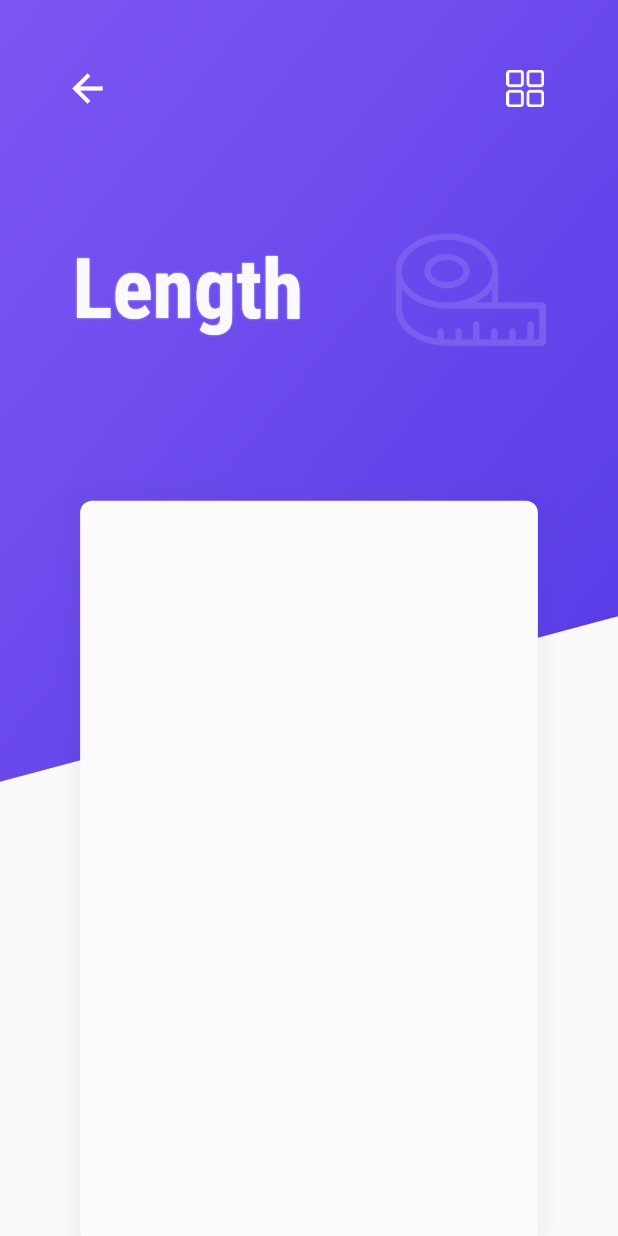
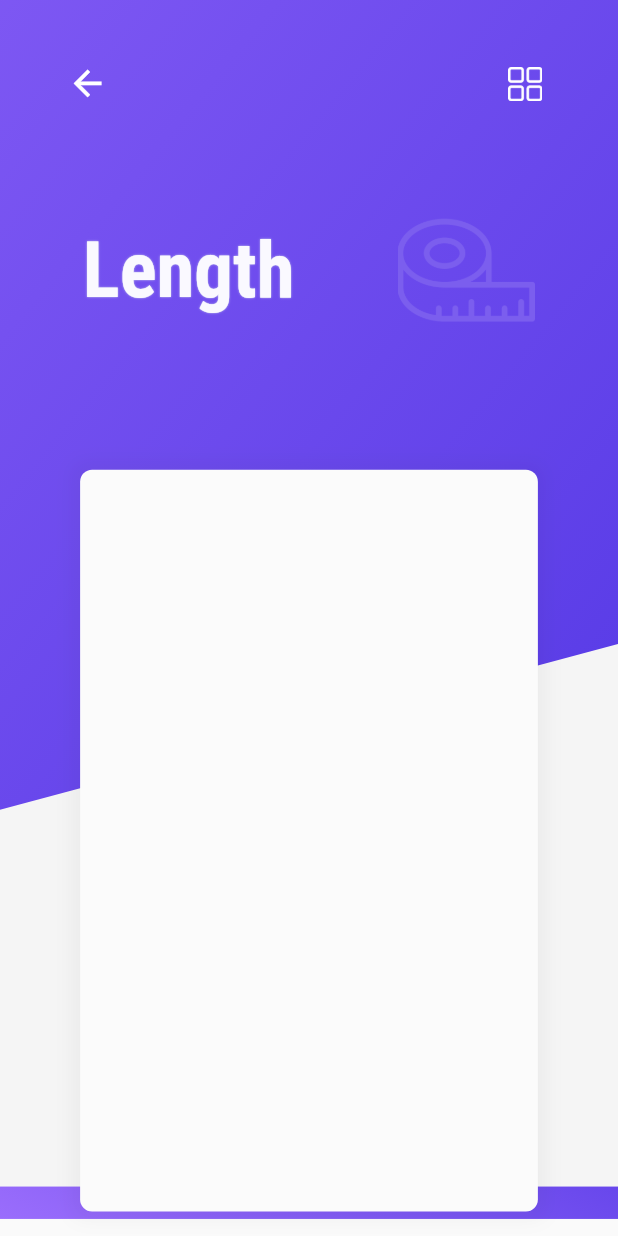
Before and after one commit to bharat-1809/Unito, a Flutter app: the screen it shows after launch, after a tap on "Length", on a phone screen of 412 x 824 dp. Run offline on Flutter 3.47's test engine with Material 2 defaults, Android fonts, the phone set to English and light mode, and no system bars; our stand-ins replace device_preview.

Commit message:
Update UI with DevicePreview

```diff
--- a/unit_converter_app/lib/component/category_tile.dart
+++ b/unit_converter_app/lib/component/category_tile.dart
@@ -19,6 +19,8 @@ class CategoryTile extends StatelessWidget {
 
   @override
   Widget build(BuildContext context) {
+    final height = MediaQuery.of(context).size.height;
+    final width = MediaQuery.of(context).size.width;
     void _openConverterRoute() {
       Navigator.push(context,
           MaterialPageRoute(builder: (BuildContext context) {
@@ -29,8 +31,8 @@ class CategoryTile extends StatelessWidget {
     return Padding(
       padding: _padding8,
       child: Container(
-        height: 145,
-        width: 135,
+        height: 0.16121346886912325798 * height,
+        width: 0.15009529860228717122 * height,
         decoration: BoxDecoration(
           color: _backgroundColor,
           borderRadius: _borderRadius,
@@ -46,7 +48,10 @@ class CategoryTile extends StatelessWidget {
         child: Material(
           color: Colors.transparent,
           child: InkWell(
-            onTap: () {_openConverterRoute();},
+            onTap: () {
+              _openConverterRoute();
+              print('Height: $height || Width: $width');
+            },
             borderRadius: _borderRadius,
             splashColor: _splashColor,
             highlightColor: _highlightColor,
@@ -55,21 +60,21 @@ class CategoryTile extends StatelessWidget {
               child: Column(
                 mainAxisAlignment: MainAxisAlignment.spaceEvenly,
                 children: [
-                  SizedBox(height: 2.0),
+                  SizedBox(height: 0.00222363405336721735 * height),
                   Padding(
                     padding: _padding8,
                     child: Image.asset(
                       category.iconLocation,
-                      height: 65,
-                      width: 65,
+                      height: 0.07226810673443456392 * height,
+                      width: 0.07226810673443456392 * height,
                     ),
                   ),
-                  SizedBox(height: 2.0),
+                  SizedBox(height: 0.00222363405336721735 * height),
                   Text(
                     category.name,
                     style: Theme.of(context).textTheme.caption,
                   ),
-                  SizedBox(height: 5.0),
+                  SizedBox(height: 0.00555908513341804338 * height),
                 ],
               ),
             ),
--- a/unit_converter_app/lib/main.dart
+++ b/unit_converter_app/lib/main.dart
@@ -3,7 +3,8 @@ import 'package:unitconverterapp/screens/category_screen.dart';
 import 'package:device_preview/device_preview.dart';
 
 void main() => runApp(
-  DevicePreview(builder: (context) => MyApp(),),
+  MyApp(),
+  // DevicePreview(builder: (context) => MyApp(),),
 );
 
 class MyApp extends StatelessWidget {
@@ -11,13 +12,14 @@ class MyApp extends StatelessWidget {
   @override
   Widget build(BuildContext context) {
     return MaterialApp(
-      locale: DevicePreview.of(context).locale,
-      builder: DevicePreview.appBuilder,
+      // locale: DevicePreview.of(context).locale,
+      // builder: DevicePreview.appBuilder,
       debugShowCheckedModeBanner: false,
       theme: Theme.of(context).copyWith(
         backgroundColor: Color(0xff3b3865),
         primaryColorLight: Color(0xff3b3865),
         primaryColorDark: Color(0xff9677ee),
+        canvasColor: Color(0xfff5f5f5),
         textTheme: Theme.of(context).textTheme.copyWith(
               headline: TextStyle(
                 fontFamily: 'Roboto_Con',
--- a/unit_converter_app/lib/screens/category_screen.dart
+++ b/unit_converter_app/lib/screens/category_screen.dart
@@ -30,20 +30,6 @@ class _CategoryScreenState extends State<CategoryScreen> {
     'assets/icons/currency1.png',
   ];
 
-  final _headText = TextStyle(
-    fontFamily: 'Roboto_Con',
-    fontSize: 50,
-    fontWeight: FontWeight.bold,
-    color: Color(0xff1d2440),
-    shadows: [
-      Shadow(
-        color: Color(0xffd6e0e9),
-        offset: Offset(0.0, 0.0),
-        blurRadius: 15,
-      ),
-    ],
-  );
-
   @override
   void initState() {
     super.initState();
@@ -58,8 +44,8 @@ class _CategoryScreenState extends State<CategoryScreen> {
 
   @override
   Widget build(BuildContext context) {
-
     final width = MediaQuery.of(context).size.width;
+    final height = MediaQuery.of(context).size.height;
     Widget _buildPortraitView() {
       return GridView.count(
         crossAxisCount: 2,
@@ -76,32 +62,36 @@ class _CategoryScreenState extends State<CategoryScreen> {
         child: Column(
           mainAxisAlignment: MainAxisAlignment.start,
           children: <Widget>[
-            SizedBox(height: 35),
+            SizedBox(height: 0.03891359593392630365 * height),
             Row(
               mainAxisAlignment: MainAxisAlignment.spaceEvenly,
               children: <Widget>[
                 SizedBox(width: width / 50),
                 Icon(
                   Icons.brightness_medium,
-                  size: 30,
+                  size: 0.03335451080050826027 * height,
                   color: Color(0xff333237),
                 ),
                 SizedBox(width: width / 2),
                 FlatButton(
                   padding: EdgeInsets.all(0.0),
-                  onPressed: () {},
+                  splashColor: Colors.transparent,
+                  highlightColor: Colors.transparent,
+                  onPressed: () {
+                    print('Height: $height || Width: $width');
+                  },
                   child: Image.asset(
                     'assets/icons/fourB.png',
-                    height: 25,
-                    width: 25,
+                    height: 0.02779542566709021689 * height,
+                    width: 0.02779542566709021689 * height,
                   ),
                 ),
               ],
             ),
-            SizedBox(height: 35),
+            SizedBox(height: 0.03891359593392630365 * height),
             Row(
               children: [
-                SizedBox(width: 40),
+                SizedBox(width: 0.09722222222222221952 * width),
                 Container(
                   alignment: Alignment.centerLeft,
                   child: Column(
@@ -109,33 +99,33 @@ class _CategoryScreenState extends State<CategoryScreen> {
                     children: <Widget>[
                       Text(
                         "Unit",
-                        style: Theme.of(context).textTheme.headline,
+                        style: Theme.of(context).textTheme.headline.copyWith(fontSize: 0.05559085133418043379 * height),
                       ),
                       Text(
                         "Converter",
-                        style: Theme.of(context).textTheme.headline,
+                        style: Theme.of(context).textTheme.headline.copyWith(fontSize: 0.05559085133418043379 * height),
                       ),
                     ],
                   ),
                 ),
               ],
             ),
-            SizedBox(height: 35),
+            SizedBox(height: 0.03891359593392630365 * height),
             Container(
-              width: 220,
+              width: 0.53472222222222220737 * width,
               decoration: BoxDecoration(
                 borderRadius: BorderRadius.circular(70),
                 color: Color(0xffd6cef3),
               ),
-              height: 40,
+              height: 0.04447268106734434703 * height,
               child: Center(
                 child: Text(
                   "Select a Category",
-                  style: Theme.of(context).textTheme.subhead,
+                  style: Theme.of(context).textTheme.subhead.copyWith(fontSize:0.01890088945362134749 * height),
                 ),
               ),
             ),
-            SizedBox(height: 30),
+            SizedBox(height: 0.03335451080050826027 * height),
           ],
         ),
       );
--- a/unit_converter_app/lib/screens/unit_screen.dart
+++ b/unit_converter_app/lib/screens/unit_screen.dart
@@ -7,24 +7,10 @@ class UnitConverter extends StatefulWidget {
 }
 
 class _UnitConverterState extends State<UnitConverter> {
-  final headText = TextStyle(
-    fontFamily: 'Roboto_Con',
-    fontSize: 56,
-    fontWeight: FontWeight.bold,
-    color: Color(0xfffaf9ff),
-    shadows: [
-      Shadow(
-        color: Color(0xffd6e0e9),
-        offset: Offset(0.0, 0.0),
-        blurRadius: 1,
-      ),
-    ],
-  );
-
   @override
   Widget build(BuildContext context) {
-    final width = MediaQuery.of(context).size.height;
-    final height = MediaQuery.of(context).size.width;
+    final width = MediaQuery.of(context).size.width;
+    final height = MediaQuery.of(context).size.height;
     final bgUIRotation = 15; // Rotation angle for background UI container
 
     Widget unitInputContainer() {
@@ -43,8 +29,8 @@ class _UnitConverterState extends State<UnitConverter> {
             ),
           ],
         ),
-        height: 1.2 * height,
-        width: width / 2.7,
+        height: 1.2 * width,
+        width: height / 2.7,
       );
     }
 
@@ -54,57 +40,67 @@ class _UnitConverterState extends State<UnitConverter> {
         color: Colors.transparent,
         child: Column(
           mainAxisAlignment: MainAxisAlignment.start,
+          mainAxisSize: MainAxisSize.min,
           children: <Widget>[
-            SizedBox(height: 35), // Used for spacing
+            SizedBox(
+                height: 0.03891359593392630365 * height), // Used for spacing
             // Top Icon Row
             Row(
               mainAxisAlignment: MainAxisAlignment.spaceEvenly,
               children: <Widget>[
-                SizedBox(width: width / 50),
+                SizedBox(width: height / 50),
 
                 // Back Icon
                 IconButton(
                     icon: Icon(
                       Icons.arrow_back,
-                      size: 30,
+                      size: 0.03335451080050826027 * height,
                       color: Colors.white,
                     ),
                     onPressed: () {
                       Navigator.pop(context);
                     }),
-                SizedBox(width: width / 4),
+                SizedBox(width: height / 4),
 
                 // Menu Icon
                 FlatButton(
                   highlightColor: Colors.transparent,
                   splashColor: Colors.transparent,
                   padding: EdgeInsets.all(0),
-                  onPressed: () {},
+                  onPressed: () {
+                    print('Heigth: $height || Width: $width');
+                  },
                   child: Image.asset(
                     'assets/icons/fourW.png',
-                    height: 25,
-                    width: 25,
+                    height: 0.02779542566709021689 * height,
+                    width: 0.02779542566709021689 * height,
                   ),
                 ),
                 SizedBox(width: 0.0),
               ],
             ),
-            SizedBox(height: 60),
+            SizedBox(height: 0.06570902160101652054 * height),
             Row(
               mainAxisAlignment: MainAxisAlignment.spaceEvenly,
               children: <Widget>[
                 SizedBox(width: 0.0),
-                Text("Length", style: Theme.of(context).textTheme.title),
-                SizedBox(width: 13.5),
+                Text(
+                  "Length",
+                  style: Theme.of(context)
+                      .textTheme
+                      .title
+                      .copyWith(fontSize: 0.06226175349428208584 * height),
+                ),
+                SizedBox(width: 0.03281249999999999909 * width),
                 Image.asset(
                   'assets/icons/length2.png',
-                  height: 100,
-                  width: 100,
+                  height: 0.11118170266836086757 * height,
+                  width: 0.11118170266836086757 * height,
                 ),
                 SizedBox(width: 0.0),
               ],
             ),
-            SizedBox(height: height / 4.8),
+            SizedBox(height: width / 5),
             unitInputContainer(),
           ],
         ),
@@ -115,16 +111,16 @@ class _UnitConverterState extends State<UnitConverter> {
     Widget _backgroundUI() {
       return Stack(children: [
         Container(
-          height: height,
+          height: height * 0.96,
           width: width,
           color: Color(0xfff5f5f5),
         ),
         Positioned(
-          top: -200.0,
-          right: 80,
+          top: -(0.22236340533672173514 * height),
+          right: 0.08894536213468869406 * height,
           child: Container(
-            height: 2 * height,
-            width: width,
+            height: 2 * width,
+            width: height,
             decoration: BoxDecoration(
               gradient: LinearGradient(
                 colors: [Color(0xff5035e4), Color(0xff9a6dfc)],
@@ -139,13 +135,31 @@ class _UnitConverterState extends State<UnitConverter> {
     }
 
     return Scaffold(
-      body: SafeArea(
-        child: Stack(
-          fit: StackFit.expand,
-          children: <Widget>[
-            _backgroundUI(),
-            _topDesign(),
-          ],
+      body: Container(
+        decoration: BoxDecoration(
+          gradient: LinearGradient(
+            colors: [Color(0xff5035e4), Color(0xff9a6dfc), Color(0xff5035e4), Color(0xff9a6dfc),],
+            begin: Alignment.topRight,
+            end: Alignment.bottomLeft,
+          ),
+        ),
+        child: SafeArea(
+          child: CustomScrollView(
+            shrinkWrap: true,
+            slivers: <Widget>[
+              SliverList(
+                  delegate: SliverChildListDelegate([
+                Stack(
+                  // fit: StackFit.expand,
+                  children: <Widget>[
+                    // Container(height: 2000),
+                    _backgroundUI(),
+                    _topDesign(),
+                  ],
+                ),
+              ])),
+            ],
+          ),
         ),
       ),
     );
```
Also changed, not shown: Screenshot_20200421-220131_Pinterest.jpg (added), assets/fonts/Roboto-Bold.ttf (deleted), assets/fonts/Roboto-Medium.ttf (deleted), assets/fonts/Roboto-Regular.ttf (deleted), assets/fonts/RobotoCondensed-Bold.ttf (deleted), assets/fonts/RobotoCondensed-Regular.ttf (deleted).
